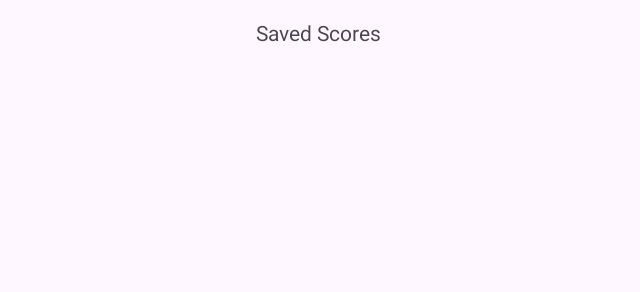
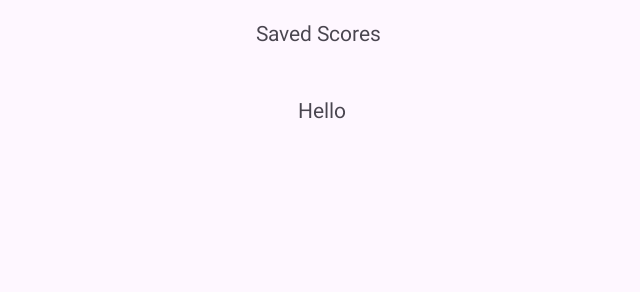
Before and after one commit to MortBA/Space_Shooter, an Android app: the screen it shows after launch (ScoresActivity), after a tap on "Scores", on a phone screen of 824 x 412 dp (held sideways). Shown: the top 292 px of the screen, without its empty margins (297-937 px from the left). Run offline under Robolectric (Android 15) with nearby library versions, the phone set to English and light mode, and no system bars.

Commit message:
space_shooter done

```diff
--- a/app/src/main/AndroidManifest.xml
+++ b/app/src/main/AndroidManifest.xml
@@ -13,7 +13,7 @@
         android:theme="@style/Theme.SpaceShooter"
         tools:targetApi="31">
         <activity
-            android:name=".ScoresActivity"
+            android:name=".saved.scores.ScoresActivity"
             android:exported="false" />
         <activity
             android:name=".GameActivity"
--- a/app/src/main/java/com/askan/spaceshooter/MainActivity.kt
+++ b/app/src/main/java/com/askan/spaceshooter/MainActivity.kt
@@ -5,6 +5,7 @@ import androidx.appcompat.app.AppCompatActivity
 import android.os.Bundle
 import android.widget.Button
 import android.widget.TextView
+import com.askan.spaceshooter.saved.scores.ScoresActivity
 
 class MainActivity : AppCompatActivity() {
     override fun onCreate(savedInstanceState: Bundle?) {
--- a/app/src/main/java/com/askan/spaceshooter/ScoresActivity.kt
+++ /dev/null
@@ -1,11 +0,0 @@
-package com.askan.spaceshooter
-
-import androidx.appcompat.app.AppCompatActivity
-import android.os.Bundle
-
-class ScoresActivity : AppCompatActivity() {
-    override fun onCreate(savedInstanceState: Bundle?) {
-        super.onCreate(savedInstanceState)
-        setContentView(R.layout.activity_scores)
-    }
-}
--- a/app/src/main/java/com/askan/spaceshooter/UI.kt
+++ b/app/src/main/java/com/askan/spaceshooter/UI.kt
@@ -42,10 +42,10 @@ class UI(context: Context, canvas: Canvas, paint: Paint) {
         canvas.drawText(resources.getString(R.string.restart), centerX, centerY+textSize, paint)
     }
 
-    private fun gameplayHud(playerHealth: Int, distanceTraveled: Int, playerAmmo: Int) {
+    private fun gameplayHud(playerHealth: Int, time: Int, coinsCollected: Int) {
         paint.textAlign = Paint.Align.LEFT
-        canvas.drawText("${resources.getString(R.string.health)} $playerHealth ${resources.getString(R.string.ammo)} $playerAmmo", textMargin, textSize, paint)
-        canvas.drawText("${resources.getString(R.string.traveled)} $distanceTraveled", textMargin, textSize*2, paint)
+        canvas.drawText("${resources.getString(R.string.health)} $playerHealth ${resources.getString(R.string.coinsCollected)} $coinsCollected", textMargin, textSize, paint)
+        canvas.drawText("${resources.getString(R.string.time)} $time", textMargin, textSize*2, paint)
     }
 
     fun setTextSize(size: Float) {
--- a/app/src/main/java/com/askan/spaceshooter/BitmapEntity.kt
+++ b/app/src/main/java/com/askan/spaceshooter/entities/BitmapEntity.kt
@@ -1,4 +1,4 @@
-package com.askan.spaceshooter
+package com.askan.spaceshooter.entities
 
 import android.content.Context
 import android.content.res.Resources
@@ -7,6 +7,7 @@ import android.graphics.BitmapFactory
 import android.graphics.Canvas
 import android.graphics.Matrix
 import android.graphics.Paint
+import com.askan.spaceshooter.Jukebox
 
 open class BitmapEntity(context: Context, jukebox: Jukebox) : Entity() {
     lateinit var bitmap : Bitmap
--- a/app/src/main/java/com/askan/spaceshooter/Entity.kt
+++ b/app/src/main/java/com/askan/spaceshooter/entities/Entity.kt
@@ -1,4 +1,4 @@
-package com.askan.spaceshooter
+package com.askan.spaceshooter.entities
 
 import android.graphics.Canvas
 import android.graphics.Paint
--- /dev/null
+++ b/app/src/main/java/com/askan/spaceshooter/saved/scores/RecyclerAdapter.kt
@@ -0,0 +1,33 @@
+package com.askan.spaceshooter.saved.scores
+
+import android.view.LayoutInflater
+import android.view.View
+import android.view.ViewGroup
+import android.widget.TextView
+import androidx.recyclerview.widget.RecyclerView
+import com.askan.spaceshooter.R
+
+// Define your item layout in item_layout.xml
+
+// Create a ViewHolder
+class ItemViewHolder(itemView: View) : RecyclerView.ViewHolder(itemView) {
+    // Cache references to views within item layout
+    val textView: TextView = itemView.findViewById(R.id.indivScore)
+}
+
+// Create an adapter
+class RecyclerAdapter(private val itemList: List<String>) : RecyclerView.Adapter<ItemViewHolder>() {
+    override fun onCreateViewHolder(parent: ViewGroup, viewType: Int): ItemViewHolder {
+        val view = LayoutInflater.from(parent.context).inflate(R.layout.list_scores, parent, false)
+        return ItemViewHolder(view)
+    }
+
+    override fun onBindViewHolder(holder: ItemViewHolder, position: Int) {
+        val item = itemList[position]
+        holder.textView.text = item
+    }
+
+    override fun getItemCount(): Int {
+        return itemList.size
+    }
+}
--- a/app/src/main/java/com/askan/spaceshooter/SavedScores.kt
+++ b/app/src/main/java/com/askan/spaceshooter/saved/scores/SavedScores.kt
@@ -1,4 +1,4 @@
-package com.askan.spaceshooter
+package com.askan.spaceshooter.saved.scores
 
 import android.content.Context
 import java.io.BufferedReader
--- /dev/null
+++ b/app/src/main/java/com/askan/spaceshooter/saved/scores/ScoresActivity.kt
@@ -0,0 +1,28 @@
+package com.askan.spaceshooter.saved.scores
+
+import androidx.appcompat.app.AppCompatActivity
+import android.os.Bundle
+import android.util.Log
+import androidx.recyclerview.widget.LinearLayoutManager
+import androidx.recyclerview.widget.RecyclerView
+import com.askan.spaceshooter.R
+
+class ScoresActivity : AppCompatActivity() {
+    private val savedScores = SavedScores(this)
+    override fun onCreate(savedInstanceState: Bundle?) {
+        super.onCreate(savedInstanceState)
+        setContentView(R.layout.activity_scores)
+        savedScores.getScores()
+        populateRecyclerView()
+    }
+
+    private fun populateRecyclerView()  {
+        // Set up RecyclerView in your activity
+        val recyclerView: RecyclerView = findViewById(R.id.scoresList)
+        val layoutManager = LinearLayoutManager(this)
+        recyclerView.layoutManager = layoutManager
+        val itemList = listOf("Hello", "Item 2", "Item 3") // Your data
+        val adapter = RecyclerAdapter(itemList)
+        recyclerView.adapter = adapter
+    }
+}
--- a/app/src/main/res/layout/activity_scores.xml
+++ b/app/src/main/res/layout/activity_scores.xml
@@ -5,7 +5,7 @@
     android:id="@+id/ScorePage"
     android:layout_width="match_parent"
     android:layout_height="match_parent"
-    tools:context=".ScoresActivity">
+    tools:context=".saved.scores.ScoresActivity">
 
     <androidx.recyclerview.widget.RecyclerView
         android:id="@+id/scoresList"
--- /dev/null
+++ b/app/src/main/res/layout/list_scores.xml
@@ -0,0 +1,17 @@
+<?xml version="1.0" encoding="utf-8"?>
+<androidx.constraintlayout.widget.ConstraintLayout xmlns:android="http://schemas.android.com/apk/res/android"
+    xmlns:app="http://schemas.android.com/apk/res-auto"
+    xmlns:tools="http://schemas.android.com/tools"
+    android:layout_width="match_parent"
+    android:layout_height="match_parent">
+
+    <TextView
+        android:id="@+id/indivScore"
+        android:layout_width="wrap_content"
+        android:layout_height="wrap_content"
+        android:layout_margin="20dp"
+        android:text="Score"
+        app:layout_constraintEnd_toEndOf="parent"
+        app:layout_constraintStart_toStartOf="parent"
+        app:layout_constraintTop_toTopOf="parent" />
+</androidx.constraintlayout.widget.ConstraintLayout>
--- a/app/src/main/res/values/strings.xml
+++ b/app/src/main/res/values/strings.xml
@@ -11,4 +11,6 @@
     <string name="delete">Delete</string>
     <string name="saved_scores">Saved Scores</string>
     <string name="scores">Scores</string>
+    <string name="time">"Time: "</string>
+    <string name="coinsCollected">"Coins: "</string>
 </resources>
```
Also changed, not shown: app/src/main/java/com/askan/spaceshooter/Game.kt (+7 -1 lines), app/src/main/java/com/askan/spaceshooter/entities/Enemy.kt (renamed from app/src/main/java/com/askan/spaceshooter/Enemy.kt, +10 -3 lines), app/src/main/java/com/askan/spaceshooter/entities/Player.kt (renamed from app/src/main/java/com/askan/spaceshooter/Player.kt, +9 -2 lines), app/src/main/java/com/askan/spaceshooter/entities/PowerUp.kt (renamed from app/src/main/java/com/askan/spaceshooter/PowerUp.kt, +10 -3 lines), app/src/main/java/com/askan/spaceshooter/entities/Star.kt (renamed from app/src/main/java/com/askan/spaceshooter/Star.kt, +9 -3 lines).
